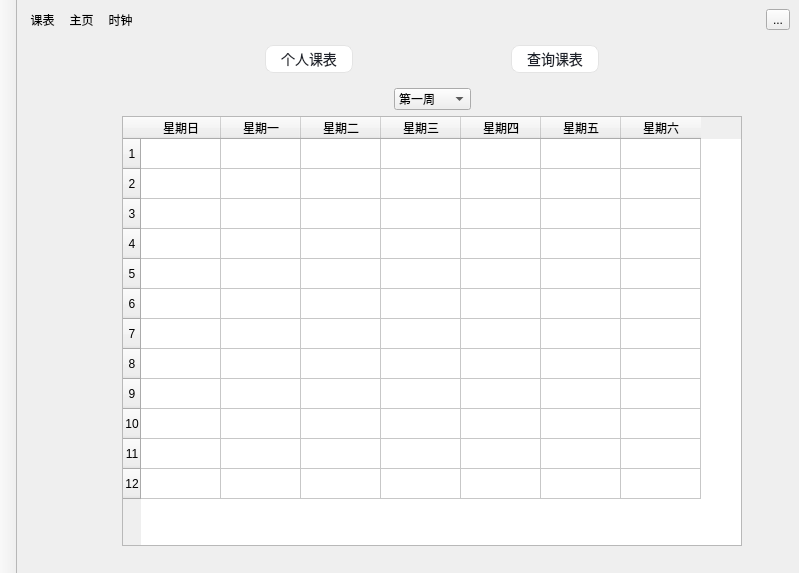
Before: the Qt Designer form mainwindow.ui in evtrouble/ham, drawn with Qt 5.
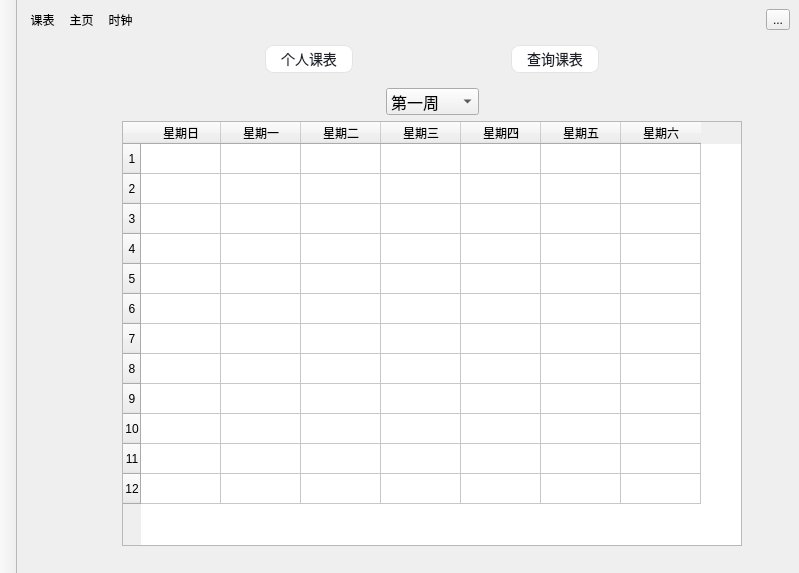
After: the same form once the commit is applied. Icons and pictures are not drawn. Custom widgets are drawn as their Qt base class.

The edit to the form file:
```diff
--- a/mainwindow.ui
+++ b/mainwindow.ui
@@ -771,6 +771,11 @@
               </item>
               <item>
                <widget class="QComboBox" name="weekSelect">
+                <property name="font">
+                 <font>
+                  <pointsize>12</pointsize>
+                 </font>
+                </property>
                 <item>
                  <property name="text">
                   <string>第一周</string>
```
